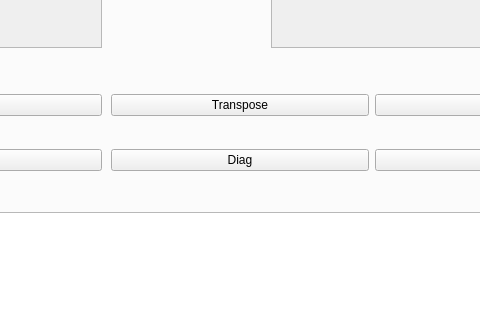
This is matfHub/mainwindow.ui in milalukic/matfHub as Qt 5 draws it before an edit; both pictures show x 459 to 939 and y 224 to 544 of the 1315 by 845 pixel window. The edited form follows.
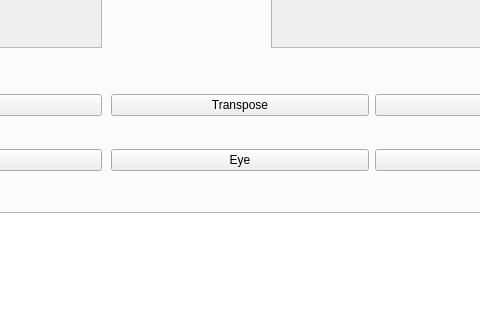
This is the edited form. Icons and pictures are not drawn.

Patch:
```diff
--- a/matfHub/mainwindow.ui
+++ b/matfHub/mainwindow.ui
@@ -2147,7 +2147,7 @@
              <item row="1" column="0">
               <widget class="QPushButton" name="pbMatrixDiag">
                <property name="text">
-                <string>Diag</string>
+                <string>Eye</string>
                </property>
               </widget>
              </item>
```
Left out of the diff: 2 changed lines with no effect on the pictures.
